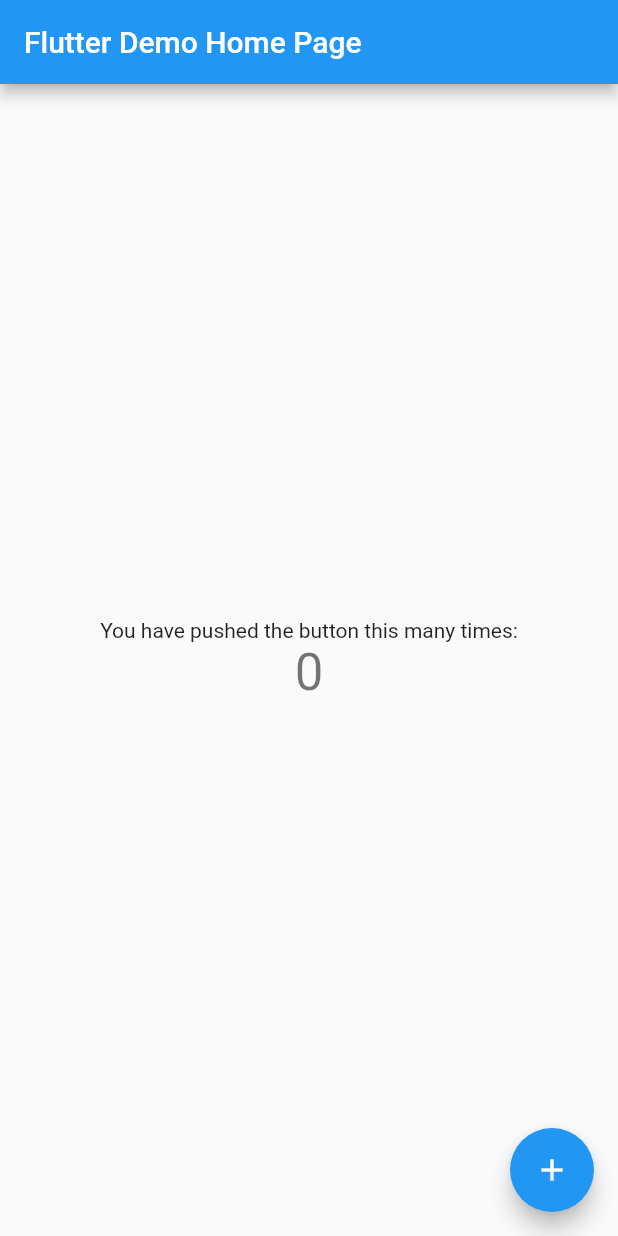
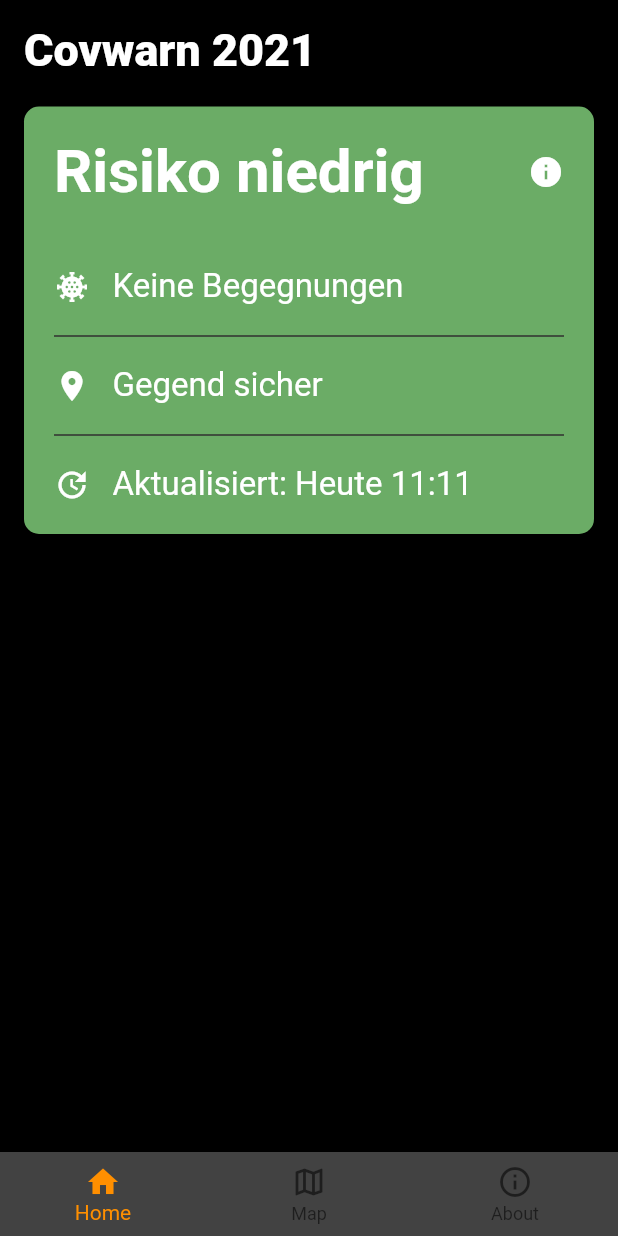
Before and after one commit to cxdxng/covwarn, a Flutter app: the screen it shows after launch, on a phone screen of 412 x 824 dp. Run offline on Flutter 3.47's test engine with Material 2 defaults, Android fonts, the phone set to English and light mode, and no system bars.

Commit message:
Added changes

```diff
--- a/lib/main.dart
+++ b/lib/main.dart
@@ -1,117 +1,125 @@
+
 import 'package:flutter/material.dart';
 
-void main() {
-  runApp(MyApp());
+void main() => runApp(MaterialApp(
+  initialRoute: "/",
+  routes: {
+    "/": (context) => UI(),
+  },
+));
+
+class UI extends StatefulWidget {
+  @override
+  _UIState createState() => _UIState();
 }
 
-class MyApp extends StatelessWidget {
-  // This widget is the root of your application.
+class _UIState extends State<UI> {
   @override
   Widget build(BuildContext context) {
-    return MaterialApp(
-      title: 'Flutter Demo',
-      theme: ThemeData(
-        // This is the theme of your application.
-        //
-        // Try running your application with "flutter run". You'll see the
-        // application has a blue toolbar. Then, without quitting the app, try
-        // changing the primarySwatch below to Colors.green and then invoke
-        // "hot reload" (press "r" in the console where you ran "flutter run",
-        // or simply save your changes to "hot reload" in a Flutter IDE).
-        // Notice that the counter didn't reset back to zero; the application
-        // is not restarted.
-        primarySwatch: Colors.blue,
-        // This makes the visual density adapt to the platform that you run
-        // the app on. For desktop platforms, the controls will be smaller and
-        // closer together (more dense) than on mobile platforms.
-        visualDensity: VisualDensity.adaptivePlatformDensity,
+    Color noRisk = Color(0xff6BAC66);
+    Color slightRisk = Color(0xffF99246);
+    Color infection = Color(0xffBF4448);
+    return Scaffold(
+      backgroundColor: Colors.black,
+      body: SafeArea(
+        child: Padding(
+          padding: const EdgeInsets.all(16),
+          child: Column(
+            crossAxisAlignment: CrossAxisAlignment.start,
+            children: [
+              Text(
+                "Covwarn 2021",
+                style: TextStyle(
+                  fontSize: 30,
+                  color: Colors.white,
+                  fontWeight: FontWeight.w900
                 ),
-      home: MyHomePage(title: 'Flutter Demo Home Page'),
-    );
-  }
-}
+              ),
 
-class MyHomePage extends StatefulWidget {
-  MyHomePage({Key key, this.title}) : super(key: key);
+              Center(
+                child: Padding(
+                  padding: const EdgeInsets.only(top: 20),
+                  child: Card(
+                    color: noRisk,
+                    shape: RoundedRectangleBorder(borderRadius: BorderRadius.circular(10)),
+                    margin: EdgeInsets.zero,
+                    child: Padding(
+                      padding: const EdgeInsets.all(20),
+                      child: Column(
+                        crossAxisAlignment: CrossAxisAlignment.start,
+                        children: [
+                          Padding(
+                            padding: const EdgeInsets.only(bottom: 40),
+                            child: Row(
+                              mainAxisAlignment: MainAxisAlignment.spaceBetween,
+                              children: [
+                                Text(
+                                  "Risiko niedrig",
+                                  style: TextStyle(
+                                    fontWeight: FontWeight.bold,
+                                    fontSize: 40,
+                                    color: Colors.white
+                                  ),
+                                ),
+                                Icon(Icons.info_sharp, color: Colors.white,),
+                              ],
+                            ),
+                          ),
 
-  // This widget is the home page of your application. It is stateful, meaning
-  // that it has a State object (defined below) that contains fields that affect
-  // how it looks.
+                          createTextWithIcon(Icons.coronavirus_sharp, "Keine Begegnungen"),
+                          Divider(height: 40,color: Colors.grey[850],thickness: 1,),
+                          createTextWithIcon(Icons.location_on, "Gegend sicher"),
+                          Divider(height: 40,color: Colors.grey[850],thickness: 1,),
+                          createTextWithIcon(Icons.update_sharp, "Aktualisiert: Heute 11:11"),
 
-  // This class is the configuration for the state. It holds the values (in this
-  // case the title) provided by the parent (in this case the App widget) and
-  // used by the build method of the State. Fields in a Widget subclass are
-  // always marked "final".
 
-  final String title;
-
-  @override
-  _MyHomePageState createState() => _MyHomePageState();
-}
-
-class _MyHomePageState extends State<MyHomePage> {
-  int _counter = 0;
-
-  void _incrementCounter() {
-    setState(() {
-      // This call to setState tells the Flutter framework that something has
-      // changed in this State, which causes it to rerun the build method below
-      // so that the display can reflect the updated values. If we changed
-      // _counter without calling setState(), then the build method would not be
-      // called again, and so nothing would appear to happen.
-      _counter++;
-    });
-  }
-
-  @override
-  Widget build(BuildContext context) {
-    // This method is rerun every time setState is called, for instance as done
-    // by the _incrementCounter method above.
-    //
-    // The Flutter framework has been optimized to make rerunning build methods
-    // fast, so that you can just rebuild anything that needs updating rather
-    // than having to individually change instances of widgets.
-    return Scaffold(
-      appBar: AppBar(
-        // Here we take the value from the MyHomePage object that was created by
-        // the App.build method, and use it to set our appbar title.
-        title: Text(widget.title),
+                        ],
                       ),
-      body: Center(
-        // Center is a layout widget. It takes a single child and positions it
-        // in the middle of the parent.
-        child: Column(
-          // Column is also a layout widget. It takes a list of children and
-          // arranges them vertically. By default, it sizes itself to fit its
-          // children horizontally, and tries to be as tall as its parent.
-          //
-          // Invoke "debug painting" (press "p" in the console, choose the
-          // "Toggle Debug Paint" action from the Flutter Inspector in Android
-          // Studio, or the "Toggle Debug Paint" command in Visual Studio Code)
-          // to see the wireframe for each widget.
-          //
-          // Column has various properties to control how it sizes itself and
-          // how it positions its children. Here we use mainAxisAlignment to
-          // center the children vertically; the main axis here is the vertical
-          // axis because Columns are vertical (the cross axis would be
-          // horizontal).
-          mainAxisAlignment: MainAxisAlignment.center,
-          children: <Widget>[
-            Text(
-              'You have pushed the button this many times:',
                     ),
-            Text(
-              '$_counter',
-              style: Theme.of(context).textTheme.headline4,
+                  ),
+                ),
               ),
             ],
           ),
         ),
-      floatingActionButton: FloatingActionButton(
-        onPressed: _incrementCounter,
-        tooltip: 'Increment',
-        child: Icon(Icons.add),
-      ), // This trailing comma makes auto-formatting nicer for build methods.
+      ),
+      bottomNavigationBar: BottomNavigationBar(
+        backgroundColor: Colors.grey[800],
+        items: const <BottomNavigationBarItem>[
+          BottomNavigationBarItem(
+            icon: Icon(Icons.home),
+            label: 'Home',
+          ),
+          BottomNavigationBarItem(
+            icon: Icon(Icons.map_outlined),
+            label: 'Map',
+          ),
+          BottomNavigationBarItem(
+            icon: Icon(Icons.info_outline),
+            label: 'About',
+          ),
+        ],
+        //currentIndex: _selectedIndex,
+        selectedItemColor: Colors.amber[800],
+        //onTap: _onItemTapped,
+      ),
+    );
+  }
+  Widget createTextWithIcon(IconData icon, String text){
+    return Row(
+      children: [
+        Padding(
+          padding: const EdgeInsets.only(right: 15),
+          child: Icon(icon, color: Colors.white,),
+        ),
+        Text(
+          text,
+          style: TextStyle(
+            color: Colors.white,
+            fontSize: 22
+          ),
+        )
+      ],
     );
   }
 }
```
Also changed, not shown: 1 other file. Lines whose indentation alone changed are shown as unchanged.
